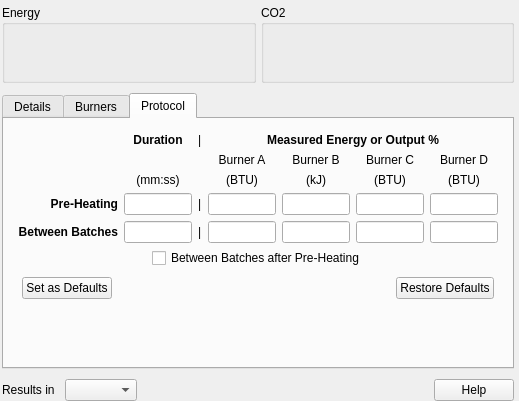
First picture: the form in src/ui/EnergyWidget.ui, repository artisan-roaster-scope/artisan, before the edit.
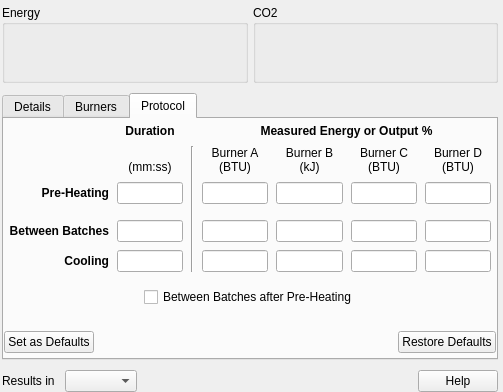
Second picture: the form after the edit. The open tabs and pages were chosen to show the change.

Commit message: - added Cooling row to "Protocol" - added Electric Energy Mix spinner 0-100% - zeropcts and hundredpct spinners maximum pushed to 998 and 999, respectively - minor tab layout improvements to compensate the added space requirements of the additional widgets

```diff
--- a/src/ui/EnergyWidget.ui
+++ b/src/ui/EnergyWidget.ui
@@ -6,8 +6,8 @@
    <rect>
     <x>0</x>
     <y>0</y>
-    <width>519</width>
-    <height>401</height>
+    <width>503</width>
+    <height>392</height>
    </rect>
   </property>
   <property name="windowTitle">
@@ -282,7 +282,7 @@
       </attribute>
       <layout class="QVBoxLayout" name="verticalLayout_3">
        <property name="spacing">
-        <number>0</number>
+        <number>-1</number>
        </property>
        <property name="leftMargin">
         <number>0</number>
@@ -307,6 +307,12 @@
          <property name="toolTip">
           <string notr="true"/>
          </property>
+         <property name="horizontalScrollBarPolicy">
+          <enum>Qt::ScrollBarAsNeeded</enum>
+         </property>
+         <property name="sizeAdjustPolicy">
+          <enum>QAbstractScrollArea::AdjustIgnored</enum>
+         </property>
          <property name="editTriggers">
           <set>QAbstractItemView::NoEditTriggers</set>
          </property>
@@ -329,10 +335,10 @@
           <bool>false</bool>
          </attribute>
          <attribute name="horizontalHeaderMinimumSectionSize">
-          <number>70</number>
+          <number>50</number>
          </attribute>
          <attribute name="horizontalHeaderDefaultSectionSize">
-          <number>100</number>
+          <number>60</number>
          </attribute>
          <attribute name="horizontalHeaderStretchLastSection">
           <bool>true</bool>
@@ -427,11 +433,14 @@
        <string notr="true">Burners</string>
       </attribute>
       <layout class="QVBoxLayout" name="verticalLayout_2">
+       <property name="spacing">
+        <number>0</number>
+       </property>
        <property name="leftMargin">
         <number>0</number>
        </property>
        <property name="topMargin">
-        <number>5</number>
+        <number>0</number>
        </property>
        <property name="rightMargin">
         <number>0</number>
@@ -443,16 +452,19 @@
         <widget class="QWidget" name="burnersGrid" native="true">
          <layout class="QGridLayout" name="gridLayout_3">
           <property name="leftMargin">
-           <number>5</number>
+           <number>2</number>
           </property>
           <property name="topMargin">
-           <number>5</number>
+           <number>2</number>
           </property>
           <property name="rightMargin">
-           <number>5</number>
+           <number>2</number>
           </property>
           <property name="bottomMargin">
-           <number>5</number>
+           <number>2</number>
+          </property>
+          <property name="spacing">
+           <number>8</number>
           </property>
           <item row="4" column="7">
            <widget class="QSpinBox" name="hundredpct3">
@@ -460,7 +472,7 @@
              <set>Qt::AlignRight|Qt::AlignTrailing|Qt::AlignVCenter</set>
             </property>
             <property name="maximum">
-             <number>100</number>
+             <number>999</number>
             </property>
             <property name="value">
              <number>100</number>
@@ -508,7 +520,7 @@
              <set>Qt::AlignRight|Qt::AlignTrailing|Qt::AlignVCenter</set>
             </property>
             <property name="maximum">
-             <number>100</number>
+             <number>999</number>
             </property>
             <property name="value">
              <number>100</number>
@@ -521,7 +533,7 @@
              <set>Qt::AlignRight|Qt::AlignTrailing|Qt::AlignVCenter</set>
             </property>
             <property name="maximum">
-             <number>100</number>
+             <number>998</number>
             </property>
            </widget>
           </item>
@@ -531,7 +543,7 @@
              <set>Qt::AlignRight|Qt::AlignTrailing|Qt::AlignVCenter</set>
             </property>
             <property name="maximum">
-             <number>100</number>
+             <number>999</number>
             </property>
             <property name="value">
              <number>100</number>
@@ -634,7 +646,7 @@
              <set>Qt::AlignRight|Qt::AlignTrailing|Qt::AlignVCenter</set>
             </property>
             <property name="maximum">
-             <number>100</number>
+             <number>998</number>
             </property>
            </widget>
           </item>
@@ -660,7 +672,7 @@
              <set>Qt::AlignRight|Qt::AlignTrailing|Qt::AlignVCenter</set>
             </property>
             <property name="maximum">
-             <number>100</number>
+             <number>998</number>
             </property>
            </widget>
           </item>
@@ -737,7 +749,7 @@
              <set>Qt::AlignRight|Qt::AlignTrailing|Qt::AlignVCenter</set>
             </property>
             <property name="maximum">
-             <number>100</number>
+             <number>999</number>
             </property>
             <property name="value">
              <number>100</number>
@@ -799,7 +811,7 @@
              <set>Qt::AlignRight|Qt::AlignTrailing|Qt::AlignVCenter</set>
             </property>
             <property name="maximum">
-             <number>100</number>
+             <number>998</number>
             </property>
            </widget>
           </item>
@@ -949,9 +961,116 @@
          </layout>
         </widget>
        </item>
+       <item>
+        <layout class="QHBoxLayout" name="horizontalLayout_6">
+         <property name="spacing">
+          <number>5</number>
+         </property>
+         <property name="topMargin">
+          <number>10</number>
+         </property>
+         <property name="bottomMargin">
+          <number>10</number>
+         </property>
+         <item>
+          <spacer name="horizontalSpacer_7">
+           <property name="orientation">
+            <enum>Qt::Horizontal</enum>
+           </property>
+           <property name="sizeHint" stdset="0">
+            <size>
+             <width>40</width>
+             <height>20</height>
+            </size>
+           </property>
+          </spacer>
+         </item>
+         <item>
+          <layout class="QHBoxLayout" name="EnergyMixLine">
+           <property name="spacing">
+            <number>10</number>
+           </property>
+           <item>
+            <widget class="QLabel" name="electricEnergyMixLabel">
+             <property name="toolTip">
+              <string notr="true"/>
+             </property>
+             <property name="accessibleDescription">
+              <string notr="true"/>
+             </property>
+             <property name="text">
+              <string notr="true">Electric Energy Mix:</string>
+             </property>
+            </widget>
+           </item>
+           <item>
+            <widget class="QSpinBox" name="electricEnergyMixSpinBox">
+             <property name="alignment">
+              <set>Qt::AlignRight|Qt::AlignTrailing|Qt::AlignVCenter</set>
+             </property>
+             <property name="suffix">
+              <string notr="true">%</string>
+             </property>
+             <property name="prefix">
+              <string notr="true"/>
+             </property>
+             <property name="maximum">
+              <number>100</number>
+             </property>
+            </widget>
+           </item>
+          </layout>
+         </item>
+         <item>
+          <widget class="QLabel" name="renewableLabel">
+           <property name="text">
+            <string>Renewable</string>
+           </property>
+          </widget>
+         </item>
+         <item>
+          <spacer name="horizontalSpacer_8">
+           <property name="orientation">
+            <enum>Qt::Horizontal</enum>
+           </property>
+           <property name="sizeHint" stdset="0">
+            <size>
+             <width>40</width>
+             <height>20</height>
+            </size>
+           </property>
+          </spacer>
+         </item>
+        </layout>
+       </item>
+       <item>
+        <spacer name="verticalSpacer">
+         <property name="orientation">
+          <enum>Qt::Vertical</enum>
+         </property>
+         <property name="sizeHint" stdset="0">
+          <size>
+           <width>20</width>
+           <height>40</height>
+          </size>
+         </property>
+        </spacer>
+       </item>
        <item>
         <widget class="QWidget" name="burnersButtonsLine" native="true">
          <layout class="QHBoxLayout" name="horizontalLayout_4">
+          <property name="leftMargin">
+           <number>0</number>
+          </property>
+          <property name="topMargin">
+           <number>5</number>
+          </property>
+          <property name="rightMargin">
+           <number>0</number>
+          </property>
+          <property name="bottomMargin">
+           <number>5</number>
+          </property>
           <item>
            <widget class="QPushButton" name="burnersSetDefaultsButton">
             <property name="focusPolicy">
@@ -994,19 +1113,6 @@
          </layout>
         </widget>
        </item>
-       <item>
-        <spacer name="verticalSpacer">
-         <property name="orientation">
-          <enum>Qt::Vertical</enum>
-         </property>
-         <property name="sizeHint" stdset="0">
-          <size>
-           <width>20</width>
-           <height>40</height>
-          </size>
-         </property>
-        </spacer>
-       </item>
       </layout>
      </widget>
      <widget class="QWidget" name="protocolTab">
@@ -1017,6 +1123,18 @@
        <property name="spacing">
         <number>0</number>
        </property>
+       <property name="leftMargin">
+        <number>0</number>
+       </property>
+       <property name="topMargin">
+        <number>0</number>
+       </property>
+       <property name="rightMargin">
+        <number>0</number>
+       </property>
+       <property name="bottomMargin">
+        <number>0</number>
+       </property>
        <item>
         <widget class="QWidget" name="roasts_per_sessionLine" native="true">
          <layout class="QGridLayout" name="gridLayout">
@@ -1032,15 +1150,84 @@
           <property name="bottomMargin">
            <number>5</number>
           </property>
-          <item row="5" column="3">
-           <widget class="QLineEdit" name="betweenbatchesenergy0">
+          <property name="spacing">
+           <number>8</number>
+          </property>
+          <item row="5" column="6">
+           <widget class="QLineEdit" name="betweenbatchesenergy3">
             <property name="alignment">
              <set>Qt::AlignRight|Qt::AlignTrailing|Qt::AlignVCenter</set>
             </property>
            </widget>
           </item>
-          <item row="3" column="4">
-           <widget class="QLineEdit" name="preheatenergies1">
+          <item row="6" column="4">
+           <widget class="QLineEdit" name="coolingenergies1">
+            <property name="alignment">
+             <set>Qt::AlignRight|Qt::AlignTrailing|Qt::AlignVCenter</set>
+            </property>
+           </widget>
+          </item>
+          <item row="2" column="5">
+           <layout class="QVBoxLayout" name="verticalLayout_9">
+            <property name="spacing">
+             <number>0</number>
+            </property>
+            <item>
+             <widget class="QLabel" name="burnerCLabel">
+              <property name="toolTip">
+               <string notr="true"/>
+              </property>
+              <property name="text">
+               <string notr="true">Burner C</string>
+              </property>
+              <property name="alignment">
+               <set>Qt::AlignCenter</set>
+              </property>
+             </widget>
+            </item>
+            <item>
+             <widget class="QLabel" name="burnerCUnitLabel">
+              <property name="toolTip">
+               <string notr="true"/>
+              </property>
+              <property name="text">
+               <string notr="true">(BTU)</string>
+              </property>
+              <property name="alignment">
+               <set>Qt::AlignCenter</set>
+              </property>
+             </widget>
+            </item>
+           </layout>
+          </item>
+          <item row="6" column="1">
+           <widget class="QLineEdit" name="coolingDuration">
+            <property name="alignment">
+             <set>Qt::AlignRight|Qt::AlignTrailing|Qt::AlignVCenter</set>
+            </property>
+           </widget>
+          </item>
+          <item row="3" column="0">
+           <widget class="QLabel" name="preheatingLabel">
+            <property name="font">
+             <font>
+              <weight>75</weight>
+              <bold>true</bold>
+             </font>
+            </property>
+            <property name="toolTip">
+             <string notr="true"/>
+            </property>
+            <property name="text">
+             <string notr="true">Pre-Heating</string>
+            </property>
+            <property name="alignment">
+             <set>Qt::AlignRight|Qt::AlignTrailing|Qt::AlignVCenter</set>
+            </property>
+           </widget>
+          </item>
+          <item row="6" column="5">
+           <widget class="QLineEdit" name="coolingenergies2">
             <property name="alignment">
              <set>Qt::AlignRight|Qt::AlignTrailing|Qt::AlignVCenter</set>
             </property>
@@ -1065,104 +1252,20 @@
             </property>
            </widget>
           </item>
-          <item row="3" column="1">
-           <widget class="QLineEdit" name="preheatDuration">
+          <item row="5" column="1">
+           <widget class="QLineEdit" name="betweenBatchesDuration">
             <property name="alignment">
              <set>Qt::AlignRight|Qt::AlignTrailing|Qt::AlignVCenter</set>
             </property>
            </widget>
           </item>
-          <item row="1" column="6">
-           <widget class="QLabel" name="burnerDLabel">
-            <property name="toolTip">
-             <string notr="true"/>
-            </property>
-            <property name="text">
-             <string notr="true">Burner D</string>
-            </property>
+          <item row="5" column="3">
+           <widget class="QLineEdit" name="betweenbatchesenergy0">
             <property name="alignment">
-             <set>Qt::AlignCenter</set>
-            </property>
-           </widget>
-          </item>
-          <item row="3" column="0">
-           <widget class="QLabel" name="preheatingLabel">
-            <property name="font">
-             <font>
-              <weight>75</weight>
-              <bold>true</bold>
-             </font>
-            </property>
-            <property name="toolTip">
-             <string notr="true"/>
-            </property>
-            <property name="text">
-             <string notr="true">Pre-Heating</string>
-            </property>
-            <property name="alignment">
              <set>Qt::AlignRight|Qt::AlignTrailing|Qt::AlignVCenter</set>
             </property>
            </widget>
           </item>
-          <item row="2" column="4">
-           <widget class="QLabel" name="burnerBUnitLabel">
-            <property name="toolTip">
-             <string notr="true"/>
-            </property>
-            <property name="text">
-             <string notr="true">(kJ)</string>
-            </property>
-            <property name="alignment">
-             <set>Qt::AlignCenter</set>
-            </property>
-           </widget>
-          </item>
-          <item row="1" column="3">
-           <widget class="QLabel" name="burnerALabel">
-            <property name="toolTip">
-             <string notr="true"/>
-            </property>
-            <property name="text">
-             <string notr="true">Burner A</string>
-            </property>
-            <property name="alignment">
-             <set>Qt::AlignCenter</set>
-            </property>
-           </widget>
-          </item>
-          <item row="3" column="6">
-           <widget class="QLineEdit" name="preheatenergies3">
-            <property name="alignment">
-             <set>Qt::AlignRight|Qt::AlignTrailing|Qt::AlignVCenter</set>
-            </property>
-           </widget>
-          </item>
-          <item row="1" column="5">
-           <widget class="QLabel" name="burnerCLabel">
-            <property name="toolTip">
-             <string notr="true"/>
-            </property>
-            <property name="text">
-             <string notr="true">Burner C</string>
-            </property>
-            <property name="alignment">
-             <set>Qt::AlignCenter</set>
-            </property>
-           </widget>
-          </item>
-          <item row="2" column="5">
-           <widget class="QLabel" name="burnerCUnitLabel">
-            <property name="toolTip">
-             <string notr="true"/>
-            </property>
-            <property name="text">
-             <string notr="true">(BTU)</string>
-            </property>
-            <property name="alignment">
-             <set>Qt::AlignCenter</set>
-            </property>
-           </widget>
-          </item>
           <item row="5" column="4">
            <widget class="QLineEdit" name="betweenbatchesenergy1">
             <property name="alignment">
@@ -1170,10 +1273,10 @@
             </property>
            </widget>
           </item>
-          <item row="5" column="6">
-           <widget class="QLineEdit" name="betweenbatchesenergy3">
-            <property name="alignment">
-             <set>Qt::AlignRight|Qt::AlignTrailing|Qt::AlignVCenter</set>
+          <item row="2" column="2" rowspan="5">
+           <widget class="Line" name="line">
+            <property name="orientation">
+             <enum>Qt::Vertical</enum>
             </property>
            </widget>
           </item>
@@ -1199,6 +1302,43 @@
             </property>
            </widget>
           </item>
+          <item row="6" column="6">
+           <widget class="QLineEdit" name="coolingenergies3">
+            <property name="alignment">
+             <set>Qt::AlignRight|Qt::AlignTrailing|Qt::AlignVCenter</set>
+            </property>
+           </widget>
+          </item>
+          <item row="6" column="0">
+           <widget class="QLabel" name="coolingLabel">
+            <property name="font">
+             <font>
+              <weight>75</weight>
+              <bold>true</bold>
+              <kerning>false</kerning>
+             </font>
+            </property>
+            <property name="toolTip">
+             <string notr="true"/>
+            </property>
+            <property name="accessibleDescription">
+             <string notr="true"/>
+            </property>
+            <property name="text">
+             <string notr="true">Cooling</string>
+            </property>
+            <property name="alignment">
+             <set>Qt::AlignRight|Qt::AlignTrailing|Qt::AlignVCenter</set>
+            </property>
+           </widget>
+          </item>
+          <item row="3" column="6">
+           <widget class="QLineEdit" name="preheatenergies3">
+            <property name="alignment">
+             <set>Qt::AlignRight|Qt::AlignTrailing|Qt::AlignVCenter</set>
+            </property>
+           </widget>
+          </item>
           <item row="5" column="0">
            <widget class="QLabel" name="betweenBatchesLabel">
             <property name="font">
@@ -1218,51 +1358,59 @@
             </property>
            </widget>
           </item>
-          <item row="1" column="4">
-           <widget class="QLabel" name="burnerBLabel">
-            <property name="toolTip">
-             <string notr="true"/>
-            </property>
-            <property name="text">
-             <string notr="true">Burner B</string>
-            </property>
+          <item row="3" column="1">
+           <widget class="QLineEdit" name="preheatDuration">
             <property name="alignment">
-             <set>Qt::AlignCenter</set>
+             <set>Qt::AlignRight|Qt::AlignTrailing|Qt::AlignVCenter</set>
             </property>
            </widget>
           </item>
-          <item row="5" column="1">
-           <widget class="QLineEdit" name="betweenBatchesDuration">
+          <item row="3" column="5">
+           <widget class="QLineEdit" name="preheatenergies2">
             <property name="alignment">
              <set>Qt::AlignRight|Qt::AlignTrailing|Qt::AlignVCenter</set>
             </property>
            </widget>
           </item>
-          <item row="2" column="1">
-           <widget class="QLabel" name="timeUnitLabel">
-            <property name="toolTip">
-             <string notr="true"/>
-            </property>
-            <property name="text">
-             <string notr="true">(mm:ss)</string>
-            </property>
+          <item row="3" column="3">
+           <widget class="QLineEdit" name="preheatenergies0">
             <property name="alignment">
-             <set>Qt::AlignCenter</set>
+             <set>Qt::AlignRight|Qt::AlignTrailing|Qt::AlignVCenter</set>
             </property>
            </widget>
           </item>
-          <item row="2" column="3">
-           <widget class="QLabel" name="burnerAUnitLabel">
-            <property name="toolTip">
-             <string notr="true"/>
+          <item row="2" column="4">
+           <layout class="QVBoxLayout" name="verticalLayout_8">
+            <property name="spacing">
+             <number>0</number>
             </property>
-            <property name="text">
-             <string notr="true">(BTU)</string>
-            </property>
-            <property name="alignment">
-             <set>Qt::AlignCenter</set>
-            </property>
-           </widget>
+            <item>
+             <widget class="QLabel" name="burnerBLabel">
+              <property name="toolTip">
+               <string notr="true"/>
+              </property>
+              <property name="text">
+               <string notr="true">Burner B</string>
+              </property>
+              <property name="alignment">
+               <set>Qt::AlignCenter</set>
+              </property>
+             </widget>
+            </item>
+            <item>
+             <widget class="QLabel" name="burnerBUnitLabel">
+              <property name="toolTip">
+               <string notr="true"/>
+              </property>
+              <property name="text">
+               <string notr="true">(kJ)</string>
+              </property>
+              <property name="alignment">
+               <set>Qt::AlignCenter</set>
+              </property>
+             </widget>
+            </item>
+           </layout>
           </item>
           <item row="5" column="5">
            <widget class="QLineEdit" name="betweenbatchesenergy2">
@@ -1271,68 +1419,127 @@
             </property>
            </widget>
           </item>
+          <item row="6" column="3">
+           <widget class="QLineEdit" name="coolingenergies0">
+            <property name="alignment">
+             <set>Qt::AlignRight|Qt::AlignTrailing|Qt::AlignVCenter</set>
+            </property>
+           </widget>
+          </item>
           <item row="2" column="6">
-           <widget class="QLabel" name="burnerDUnitLabel">
-            <property name="toolTip">
-             <string notr="true"/>
+           <layout class="QVBoxLayout" name="verticalLayout_10">
+            <property name="spacing">
+             <number>0</number>
             </property>
-            <property name="text">
-             <string notr="true">(BTU)</string>
-            </property>
-            <property name="alignment">
-             <set>Qt::AlignCenter</set>
-            </property>
-           </widget>
+            <item>
+             <widget class="QLabel" name="burnerDLabel">
+              <property name="toolTip">
+               <string notr="true"/>
+              </property>
+              <property name="text">
+               <string notr="true">Burner D</string>
+              </property>
+              <property name="alignment">
+               <set>Qt::AlignCenter</set>
+              </property>
+             </widget>
+            </item>
+            <item>
+             <widget class="QLabel" name="burnerDUnitLabel">
+              <property name="toolTip">
+               <string notr="true"/>
+              </property>
+              <property name="text">
+               <string notr="true">(BTU)</string>
+              </property>
+              <property name="alignment">
+               <set>Qt::AlignCenter</set>
+              </property>
+             </widget>
+            </item>
+           </layout>
           </item>
-          <item row="3" column="3">
-           <widget class="QLineEdit" name="preheatenergies0">
-            <property name="alignment">
-             <set>Qt::AlignRight|Qt::AlignTrailing|Qt::AlignVCenter</set>
+          <item row="2" column="1">
+           <layout class="QVBoxLayout" name="verticalLayout_11">
+            <property name="spacing">
+             <number>0</number>
             </property>
-           </widget>
+            <item>
+             <widget class="QLabel" name="label_3">
+              <property name="text">
+               <string/>
+              </property>
+             </widget>
+            </item>
+            <item>
+             <widget class="QLabel" name="timeUnitLabel">
+              <property name="toolTip">
+               <string notr="true"/>
+              </property>
+              <property name="text">
+               <string notr="true">(mm:ss)</string>
+              </property>
+              <property name="alignment">
+               <set>Qt::AlignCenter</set>
+              </property>
+             </widget>
+            </item>
+           </layout>
           </item>
-          <item row="3" column="5">
-           <widget class="QLineEdit" name="preheatenergies2">
+          <item row="3" column="4">
+           <widget class="QLineEdit" name="preheatenergies1">
             <property name="alignment">
              <set>Qt::AlignRight|Qt::AlignTrailing|Qt::AlignVCenter</set>
             </property>
            </widget>
           </item>
-          <item row="3" column="2">
-           <widget class="QLabel" name="bar1">
-            <property name="toolTip">
-             <string notr="true"/>
+          <item row="2" column="3">
+           <layout class="QVBoxLayout" name="verticalLayout_7">
+            <property name="spacing">
+             <number>0</number>
             </property>
-            <property name="text">
-             <string notr="true">|</string>
-            </property>
-           </widget>
-          </item>
-          <item row="5" column="2">
-           <widget class="QLabel" name="bar2">
-            <property name="toolTip">
-             <string notr="true"/>
-            </property>
-            <property name="text">
-             <string notr="true">|</string>
-            </property>
-           </widget>
-          </item>
-          <item row="0" column="2">
-           <widget class="QLabel" name="bar0">
-            <property name="toolTip">
-             <string notr="true"/>
-            </property>
-            <property name="text">
-             <string notr="true">|</string>
-            </property>
-           </widget>
+            <item>
+             <widget class="QLabel" name="burnerALabel">
+              <property name="toolTip">
+               <string notr="true"/>
+              </property>
+              <property name="text">
+               <string notr="true">Burner A</string>
+              </property>
+              <property name="alignment">
+               <set>Qt::AlignCenter</set>
+              </property>
+             </widget>
+            </item>
+            <item>
+             <widget class="QLabel" name="burnerAUnitLabel">
+              <property name="toolTip">
+               <string notr="true"/>
+              </property>
+              <property name="accessibleDescription">
+               <string notr="true"/>
+              </property>
+              <property name="text">
+               <string notr="true">(BTU)</string>
+              </property>
+              <property name="alignment">
+               <set>Qt::AlignCenter</set>
+              </property>
+             </widget>
+            </item>
+           </layout>
           </item>
          </layout>
         </widget>
        </item>
        <item>
         <layout class="QHBoxLayout" name="horizontalLayout_2">
+         <property name="topMargin">
+          <number>10</number>
+         </property>
+         <property name="bottomMargin">
+          <number>10</number>
+         </property>
          <item>
           <spacer name="horizontalSpacer_6">
            <property name="orientation">
@@ -1371,9 +1578,34 @@
          </item>
         </layout>
        </item>
+       <item>
+        <spacer name="verticalSpacer_2">
+         <property name="orientation">
+          <enum>Qt::Vertical</enum>
+         </property>
+         <property name="sizeHint" stdset="0">
+          <size>
+           <width>20</width>
+           <height>40</height>
+          </size>
+         </property>
+        </spacer>
+       </item>
        <item>
         <widget class="QWidget" name="protocolButtonsLine" native="true">
          <layout class="QHBoxLayout" name="horizontalLayout_5">
+          <property name="leftMargin">
+           <number>0</number>
+          </property>
+          <property name="topMargin">
+           <number>5</number>
+          </property>
+          <property name="rightMargin">
+           <number>0</number>
+          </property>
+          <property name="bottomMargin">
+           <number>5</number>
+          </property>
           <item>
            <widget class="QPushButton" name="protocolSetDefaultsButton">
             <property name="focusPolicy">
@@ -1416,19 +1648,6 @@
          </layout>
         </widget>
        </item>
-       <item>
-        <spacer name="verticalSpacer_2">
-         <property name="orientation">
-          <enum>Qt::Vertical</enum>
-         </property>
-         <property name="sizeHint" stdset="0">
-          <size>
-           <width>20</width>
-           <height>40</height>
-          </size>
-         </property>
-        </spacer>
-       </item>
       </layout>
      </widget>
     </widget>
```
Left out of the diff: 7 changed lines with no effect on the pictures. The commit also changes 46 other files.
